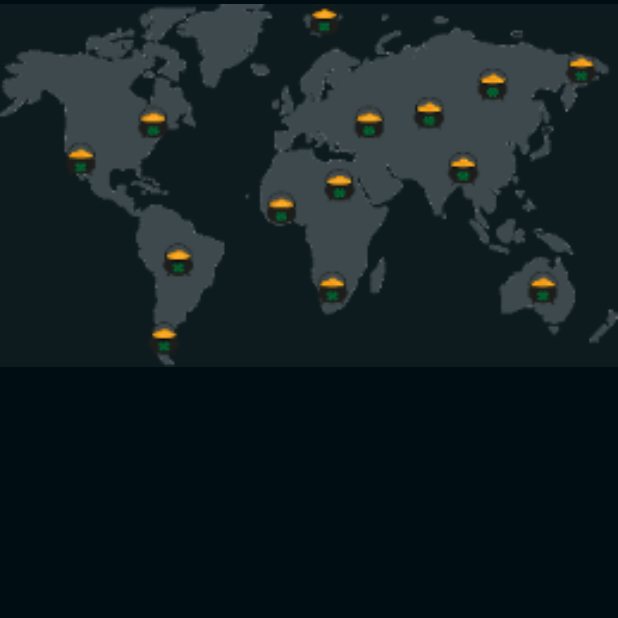
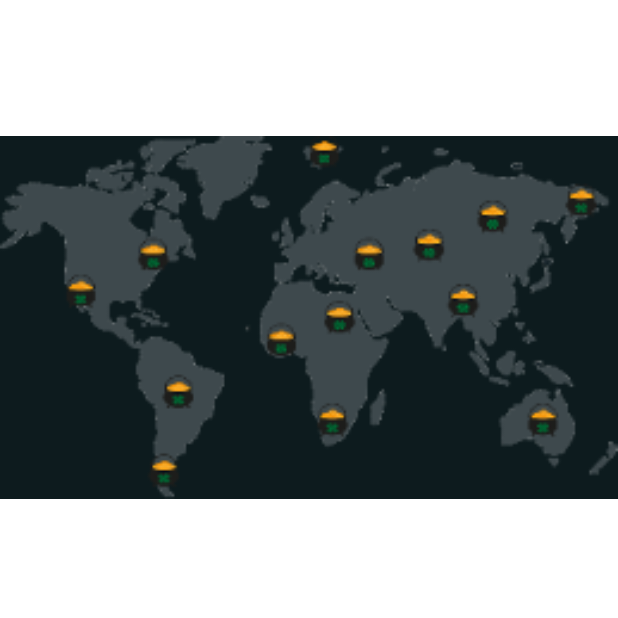
Before and after one commit to JoshMkhari/Mynt-Android, an Android app: the fragment LeaderboardFragment shown on its own in the app's theme, on a phone screen of 412 x 824 dp, the top half of it. Run offline under Robolectric (Android 15) with nearby library versions, the phone set to English and light mode, and no system bars.

Commit message:
Updated themes both light and dark

```diff
--- a/app/src/main/res/layout/fragment_leaderboard.xml
+++ b/app/src/main/res/layout/fragment_leaderboard.xml
@@ -6,13 +6,15 @@
     android:layout_width="match_parent"
     android:layout_height="match_parent"
     tools:context=".mainact.LeaderboardFragment"
-    android:background="?colorSecondary">
+    android:background="?colorPrimaryVariant">
+
 
 
     <ImageView
         android:id="@+id/imageView"
         android:layout_width="match_parent"
         android:layout_height="247dp"
+        android:layout_marginTop="88dp"
         android:contentDescription="@string/mainAct_leaderboard_image"
         android:src="@drawable/worldmap"
         app:layout_constraintEnd_toEndOf="parent"
--- a/app/src/main/res/layout/fragment_library.xml
+++ b/app/src/main/res/layout/fragment_library.xml
@@ -5,7 +5,7 @@
     android:id="@+id/frameLayout3"
     android:layout_width="match_parent"
     android:layout_height="match_parent"
-    android:background="?colorSecondary"
+    android:background="?colorOnPrimary"
     tools:context=".mainact.LibraryFragment">
 
 
@@ -14,7 +14,7 @@
         android:layout_width="wrap_content"
         android:layout_height="wrap_content"
         android:text="@string/mainAct_library_coin_collection"
-        android:textColor="@color/white"
+        android:textColor="?colorSecondaryVariant"
         app:layout_constraintBottom_toBottomOf="parent"
         app:layout_constraintEnd_toEndOf="parent"
         app:layout_constraintHorizontal_bias="0.15"
--- a/app/src/main/res/values-night/themes.xml
+++ b/app/src/main/res/values-night/themes.xml
@@ -3,14 +3,14 @@
     <style name="Theme.Mynt" parent="Theme.MaterialComponents.DayNight.NoActionBar">
         <!-- Primary brand color. -->
         <item name="colorPrimary">#e8eb93</item>
-        <item name="colorPrimaryVariant">#9CA015</item>
-        <item name="colorOnPrimary">@color/black</item>
+        <item name="colorPrimaryVariant">#223033</item>
+        <item name="colorOnPrimary">#000d13</item>
         <!-- Secondary brand color. -->
         <item name="colorSecondary">#000d13</item>
-        <item name="colorSecondaryVariant">#021322</item>
+        <item name="colorSecondaryVariant">@color/white</item>
         <item name="colorOnSecondary">@color/black</item>
         <!-- Status bar color. -->
-        <item name="android:statusBarColor" tools:targetApi="l">?attr/colorPrimaryVariant</item>
+        <item name="android:statusBarColor" tools:targetApi="l">?attr/colorOnSecondary</item>
         <!-- Customize your theme here. -->
     </style>
 </resources>
--- a/app/src/main/res/values/themes.xml
+++ b/app/src/main/res/values/themes.xml
@@ -3,14 +3,14 @@
     <style name="Theme.Mynt" parent="Theme.MaterialComponents.DayNight.NoActionBar">
         <!-- Primary brand color. -->
         <item name="colorPrimary">#e8eb93</item>
-        <item name="colorPrimaryVariant">#9CA015</item>
-        <item name="colorOnPrimary">@color/white</item>
+        <item name="colorPrimaryVariant">#FFFFFF</item>
+        <item name="colorOnPrimary">#FFFFFF</item>
         <!-- Secondary brand color. -->
-        <item name="colorSecondary">#000d13</item>
+        <item name="colorSecondary">#E1E2B5</item>
         <item name="colorSecondaryVariant">#021322</item>
-        <item name="colorOnSecondary">@color/black</item>
+        <item name="colorOnSecondary">#9CA015</item>
         <!-- Status bar color. -->
-        <item name="android:statusBarColor" tools:targetApi="l">?attr/colorPrimaryVariant</item>
+        <item name="android:statusBarColor" tools:targetApi="l">?attr/colorOnSecondary</item>
         <!-- Customize your theme here. -->
     </style>
 </resources>
```
